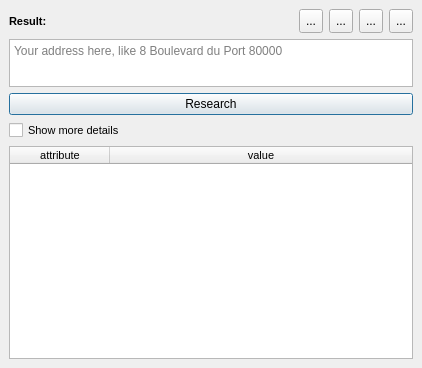
Qt form french_address_dockwidget_base.ui (Gui0delp/french_address) before a commit.
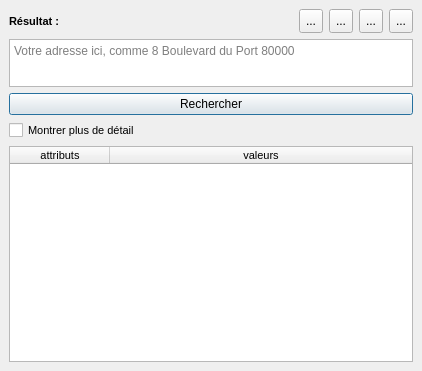
The same form after that commit.

Commit message: :speech_balloon: Update text in french

```diff
--- a/french_address_dockwidget_base.ui
+++ b/french_address_dockwidget_base.ui
@@ -7,7 +7,7 @@
     <x>0</x>
     <y>0</y>
     <width>422</width>
-    <height>368</height>
+    <height>371</height>
    </rect>
   </property>
   <property name="windowTitle">
@@ -23,12 +23,11 @@
       <property name="font">
        <font>
         <pointsize>8</pointsize>
-        <weight>75</weight>
         <bold>true</bold>
        </font>
       </property>
       <property name="text">
-       <string>Result:</string>
+       <string>Résultat :</string>
       </property>
      </widget>
     </item>
@@ -76,7 +75,6 @@
       </property>
       <property name="font">
        <font>
-        <family>MS Shell Dlg 2</family>
         <pointsize>8</pointsize>
        </font>
       </property>
@@ -100,12 +98,12 @@
       </attribute>
       <column>
        <property name="text">
-        <string>attribute</string>
+        <string>attributs</string>
        </property>
       </column>
       <column>
        <property name="text">
-        <string>value</string>
+        <string>valeurs</string>
        </property>
       </column>
      </widget>
@@ -131,7 +129,7 @@
        <set>Qt::TextEditorInteraction</set>
       </property>
       <property name="placeholderText">
-       <string>Your address here, like 8 Boulevard du Port 80000</string>
+       <string>Votre adresse ici, comme 8 Boulevard du Port 80000</string>
       </property>
      </widget>
     </item>
@@ -160,7 +158,7 @@
     <item row="3" column="0" colspan="5">
      <widget class="QPushButton" name="pb_locate_search">
       <property name="text">
-       <string>Research</string>
+       <string>Rechercher</string>
       </property>
       <property name="default">
        <bool>true</bool>
@@ -174,12 +172,11 @@
      <widget class="QCheckBox" name="chb_view_details">
       <property name="font">
        <font>
-        <family>MS Shell Dlg 2</family>
         <pointsize>8</pointsize>
        </font>
       </property>
       <property name="text">
-       <string>Show more details</string>
+       <string>Montrer plus de détail</string>
       </property>
      </widget>
     </item>
```
Left out of the diff: 8 changed lines with no effect on the pictures.
